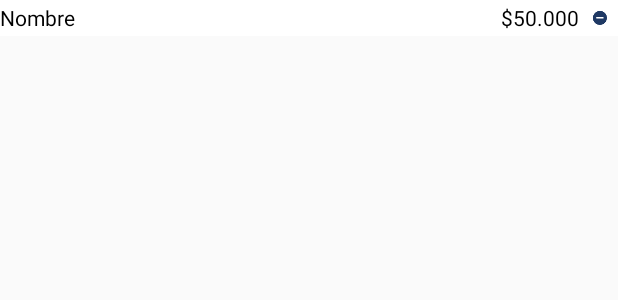
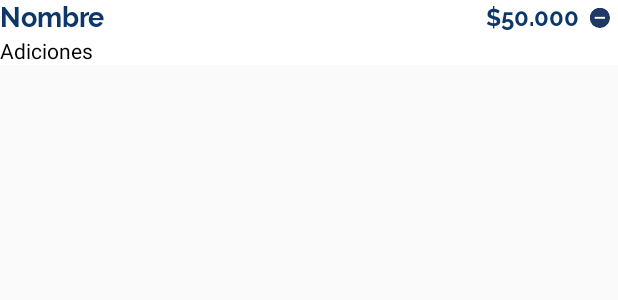
Before and after one commit to manuelkrtc/Chefzin-Android, an Android app: the layout row_product_checkout.xml on its own in the app's theme, with its tools: preview values and no code run, on a phone screen of 412 x 824 dp. Shown: the top 300 px of the screen. Run offline under Robolectric (Android 15) with nearby library versions, the light colour scheme and no system bars; network calls fail.

Commit message:
Checkout fase 1/3

```diff
--- a/app/src/main/AndroidManifest.xml
+++ b/app/src/main/AndroidManifest.xml
@@ -8,7 +8,7 @@
     <application
         android:name=".AppHandler"
         android:allowBackup="true"
-        android:icon="@mipmap/ic_launcher"
+        android:icon="@mipmap/ic_chefzin_white"
         android:label="@string/app_name"
         android:supportsRtl="true"
         android:theme="@style/AppTheme">
--- a/app/src/main/java/com/future333/chefzin/Fragment/FragmentChef.java
+++ b/app/src/main/java/com/future333/chefzin/Fragment/FragmentChef.java
@@ -45,7 +45,7 @@ public class FragmentChef extends Fragment {
 
         ArrayList<Chef> chefs = new ArrayList<>();
         chefs.add(new Chef("manuel","Vegetariano","Comida saludable, acopañada con moluscos ", null));
-        chefs.add(new Chef("Paez","Oriental","En la cocina oriental podemos encontrar platos exóticos y fáciles de preparar para sorprender a nuestra familia o deleitar a nuestros invitados. Se trata de una de las cocinas más antiguas, con más de 3.000 años de antigüedad.", null));
+        chefs.add(new Chef("Paez","Oriental","En la cocina oriental podemos encontrar platos exóticos y fáciles de preparar para sorprender a nuestra familia o deleitar a nuestros invitados.", null));
         chefs.add(new Chef("Jose Vernicio","Carnivoro","super mega  dss play", null));
         chefs.add(new Chef("Davis loquen","Marina","Sudado de tramboyo, sabroso plato en donde el pescado se cocina en su propio jugo\n" , null));
 
@@ -106,8 +106,6 @@ public class FragmentChef extends Fragment {
 
             return v;
         }
-
-
     }
 
 
--- a/app/src/main/java/com/future333/chefzin/model/Controller/ShopCart.java
+++ b/app/src/main/java/com/future333/chefzin/model/Controller/ShopCart.java
@@ -12,6 +12,10 @@ import java.util.ArrayList;
 public class ShopCart {
 
     private ArrayList<Product> products = new ArrayList<>();
+
+    public ArrayList<Product> getProducts() {
+        return products;
+    }
 
     //----------------------------------------------------------------------------------------------
 
--- a/app/src/main/res/layout/fragment_checkout.xml
+++ b/app/src/main/res/layout/fragment_checkout.xml
@@ -28,7 +28,7 @@
             android:background="@drawable/shape_rectangle_stroke_corner_blue">
 
             <android.support.v7.widget.RecyclerView
-                android:id="@+id/RecView"
+                android:id="@+id/rvProduct"
                 android:layout_width="match_parent"
                 android:layout_height="match_parent"
                 android:layout_margin="@dimen/margin_ss"/>
--- a/app/src/main/res/layout/fragment_login.xml
+++ b/app/src/main/res/layout/fragment_login.xml
@@ -183,14 +183,16 @@
                 >
 
                 <Button
+                    android:id="@+id/btnFacebook"
                     style="@style/button_social_network"
                     android:background="@drawable/background_btn_facebook"
-                    android:id="@+id/btnFacebook" />
+                    />
 
                 <Button
+                    android:id="@+id/btnGmail"
                     style="@style/button_social_network"
                     android:background="@drawable/background_btn_gmail"
-                    android:id="@+id/btnGmail" />
+                    />
 
             </LinearLayout>
 
--- a/app/src/main/res/layout/row_product_checkout.xml
+++ b/app/src/main/res/layout/row_product_checkout.xml
@@ -9,41 +9,71 @@
     xmlns:android="http://schemas.android.com/apk/res/android"
     >
 
+    <!--zone name product-->
     <LinearLayout
         android:layout_width="match_parent"
         android:layout_height="wrap_content"
         android:orientation="horizontal">
 
         <com.future333.chefzin.view.FontTextView
-            style="text_"
+            style="@style/textBold"
+            android:id="@+id/tvName"
             android:layout_width="0dp"
             android:layout_height="wrap_content"
             android:layout_weight="1"
             android:layout_gravity="center_vertical"
             android:text="Nombre"
-            android:textColor="@color/black"/>
+            android:textSize="@dimen/sizeText_xx"
+            android:gravity="start"
+            />
 
         <com.future333.chefzin.view.FontTextView
+            style="@style/textBold"
+            android:id="@+id/tvPrice"
             android:layout_width="wrap_content"
             android:layout_height="wrap_content"
             android:layout_gravity="center_vertical"
             android:text="$50.000"
-            android:textColor="@color/black"/>
+            android:textSize="@dimen/sizeText_x"
+            />
 
         <ImageButton
+            android:id="@+id/btnProfile"
             android:layout_width="24dp"
             android:layout_height="24dp"
-            android:padding="7dp"
+            android:padding="5dp"
             android:scaleType="fitCenter"
-            android:id="@+id/btnProfile"
             android:layout_alignParentLeft="true"
             android:layout_centerVertical="true"
             android:layout_marginLeft="@dimen/icon_margin_s"
             android:src="@mipmap/ic_less_blue"
             android:background="@drawable/background_ic"/>
+    </LinearLayout>
+
+    <!--zone additions-->
+    <LinearLayout
+        android:id="@+id/zoneAdditions"
+        android:layout_width="match_parent"
+        android:layout_height="wrap_content"
+        android:orientation="vertical">
+
+        <com.future333.chefzin.view.FontTextView
+            style="text_"
+            android:layout_width="wrap_content"
+            android:layout_height="wrap_content"
+            android:layout_gravity="center_vertical"
+            android:text="Adiciones"
+            android:textColor="@color/black"/>
+
+        <LinearLayout
+            android:id="@+id/lyAdditions"
+            android:layout_width="match_parent"
+            android:layout_height="wrap_content"
+            android:orientation="vertical">
+
+        </LinearLayout>
 
     </LinearLayout>
 
 
-
 </LinearLayout>
```
Also changed, not shown: app/src/main/java/com/future333/chefzin/Fragment/FragmentCheckout.java (+96 -60 lines), app/src/main/java/com/future333/chefzin/Fragment/FragmentLogin.java (+42 -0 lines), app/src/main/java/com/future333/chefzin/Fragment/FragmentProduct.java (+10 -4 lines), app/src/main/java/com/future333/chefzin/model/Addition.java (added, +15 -0 lines), app/src/main/java/com/future333/chefzin/model/Product.java (+6 -1 lines).
